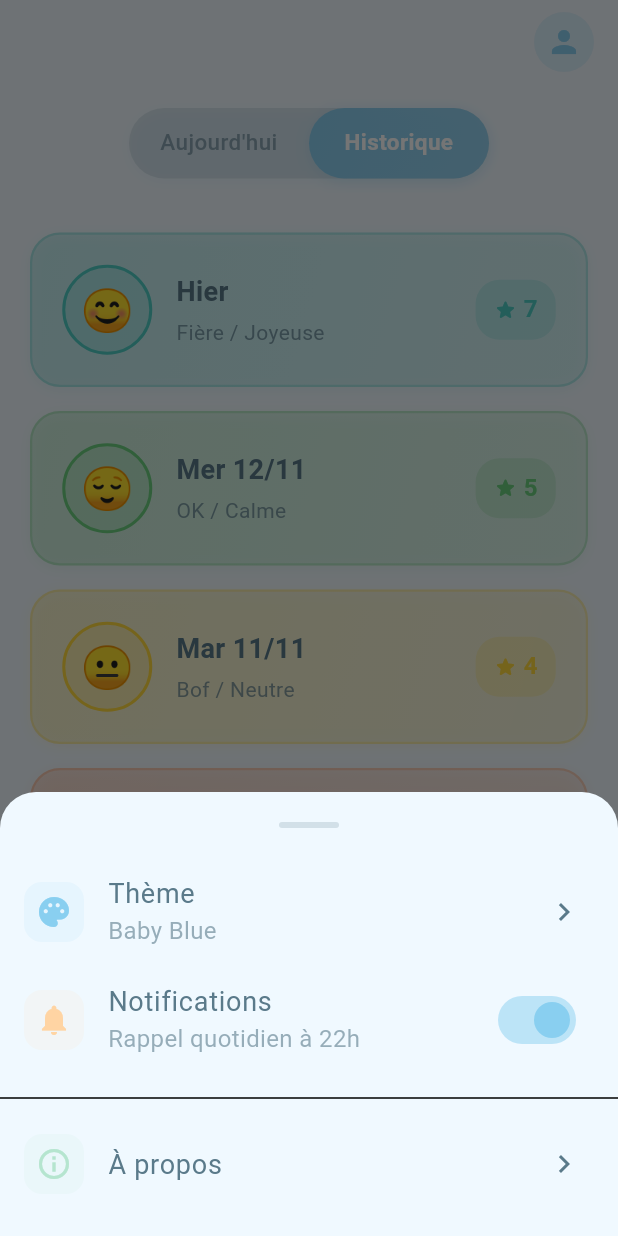
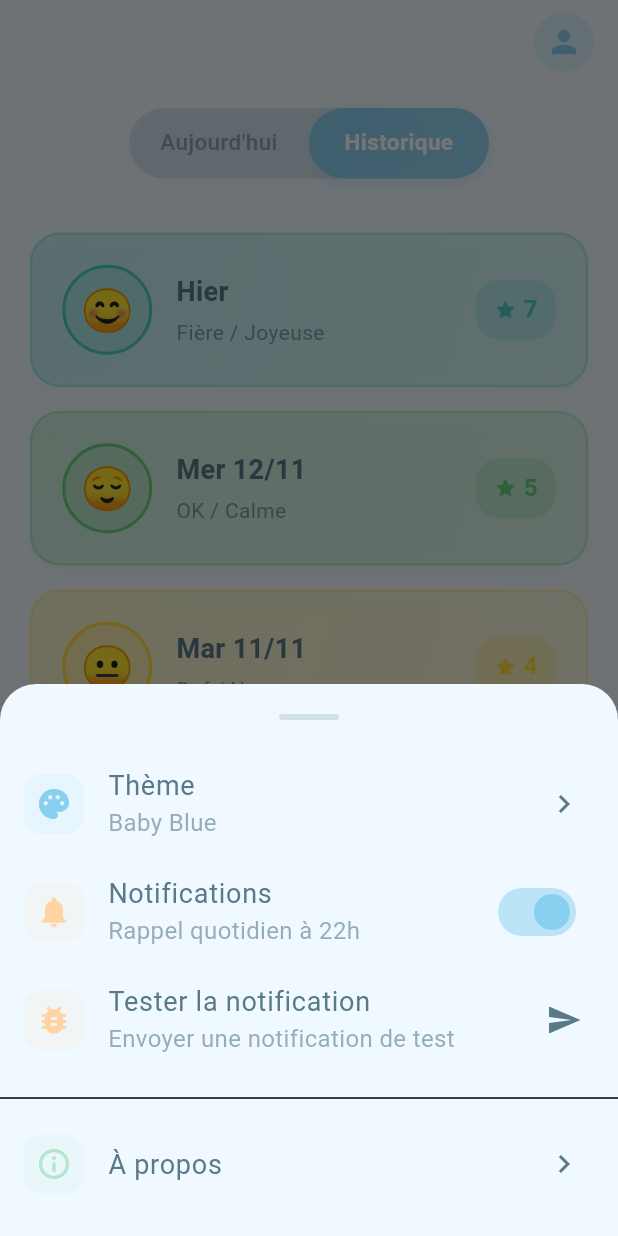
Before and after one commit to rachiddaoud/silva, a Flutter app: the screen it shows after launch, after a tap on "Historique", after a tap on the "person" icon, on a phone screen of 412 x 824 dp. Run offline on Flutter 3.47's test engine with Material 3 defaults, Android fonts, the phone set to English and light mode, and no system bars; our stand-ins replace flutter_local_notifications, google_fonts, share_plus, shared_preferences, timezone.

Commit message:
Enhance app functionality with new features and dependencies. Added Google Fonts for improved typography, integrated notification handling with a callback for navigation, and implemented preferences for resetting victories. Updated AndroidManifest for alarm permissions and added a wireless debugging guide. Refactored HomeScreen to manage notifications and victories more effectively.

```diff
--- /dev/null
+++ b/lib/app_navigator.dart
@@ -0,0 +1,4 @@
+import 'package:flutter/material.dart';
+
+// Global key pour la navigation depuis les notifications
+final GlobalKey<NavigatorState> navigatorKey = GlobalKey<NavigatorState>();
--- a/lib/main.dart
+++ b/lib/main.dart
@@ -3,6 +3,7 @@ import 'screens/home_screen.dart';
 import 'models/theme_config.dart';
 import 'services/preferences_service.dart';
 import 'services/notification_service.dart';
+import 'app_navigator.dart';
 
 void main() async {
   WidgetsFlutterBinding.ensureInitialized();
@@ -50,6 +51,7 @@ class _MyAppState extends State<MyApp> {
     final themeConfig = ThemeConfig.themes[_currentTheme]!;
 
     return MaterialApp(
+      navigatorKey: navigatorKey,
       title: 'Mes Petits Pas',
       theme: themeConfig.toThemeData(),
       home: HomeScreen(
--- a/lib/screens/home_screen.dart
+++ b/lib/screens/home_screen.dart
@@ -1,4 +1,5 @@
 import 'package:flutter/material.dart';
+import 'package:google_fonts/google_fonts.dart';
 import '../models/victory_card.dart';
 import '../models/emotion.dart';
 import '../models/theme_config.dart';
@@ -7,6 +8,9 @@ import 'day_completion_screen.dart';
 import '../widgets/today_history_toggle.dart';
 import '../widgets/history_view.dart';
 import '../widgets/profile_menu.dart';
+import '../services/preferences_service.dart';
+import '../services/notification_service.dart';
+import '../app_navigator.dart';
 
 class HomeScreen extends StatefulWidget {
   final AppTheme currentTheme;
@@ -22,7 +26,7 @@ class HomeScreen extends StatefulWidget {
   State<HomeScreen> createState() => _HomeScreenState();
 }
 
-class _HomeScreenState extends State<HomeScreen> {
+class _HomeScreenState extends State<HomeScreen> with WidgetsBindingObserver {
   late List<VictoryCard> _victories;
   late PageController _pageController;
   ViewMode _currentView = ViewMode.today;
@@ -35,15 +39,59 @@ class _HomeScreenState extends State<HomeScreen> {
   @override
   void initState() {
     super.initState();
+    WidgetsBinding.instance.addObserver(this);
     _victories = VictoryCard.getDefaultVictories();
     _pageController = PageController(initialPage: 0);
+    _checkAndResetVictories();
+    _setupNotificationCallback();
+  }
+
+  void _setupNotificationCallback() {
+    // Définir le callback pour gérer les clics sur les notifications
+    NotificationService.onNotificationTappedCallback = () {
+      // Naviguer vers l'écran de complétion avec les victoires actuelles
+      final navigator = navigatorKey.currentState;
+      if (navigator != null && mounted) {
+        navigator.push(
+          MaterialPageRoute(
+            builder: (context) => DayCompletionScreen(
+              victories: _victories,
+              onComplete: _completeDay,
+            ),
+          ),
+        );
+      }
+    };
   }
 
   @override
   void dispose() {
+    WidgetsBinding.instance.removeObserver(this);
     _pageController.dispose();
+    // Nettoyer le callback
+    NotificationService.onNotificationTappedCallback = null;
     super.dispose();
   }
+
+  @override
+  void didChangeAppLifecycleState(AppLifecycleState state) {
+    super.didChangeAppLifecycleState(state);
+    // Vérifier si on doit réinitialiser quand l'app revient au premier plan
+    if (state == AppLifecycleState.resumed) {
+      _checkAndResetVictories();
+    }
+  }
+
+  Future<void> _checkAndResetVictories() async {
+    final shouldReset = await PreferencesService.shouldResetVictories();
+    if (shouldReset && mounted) {
+      setState(() {
+        _victories = VictoryCard.getDefaultVictories();
+      });
+      await PreferencesService.setLastResetDate(DateTime.now());
+    }
+  }
+
 
   void _onViewModeChanged(ViewMode mode) {
     setState(() {
@@ -96,10 +144,8 @@ class _HomeScreenState extends State<HomeScreen> {
     final accomplishedCount =
         _victories.where((v) => v.isAccomplished).length;
 
-    // Réinitialiser toutes les cartes
-    setState(() {
-      _victories = VictoryCard.getDefaultVictories();
-    });
+    // Ne pas réinitialiser les victoires - elles seront réinitialisées à minuit
+    // Les victoires restent telles quelles après avoir terminé la journée
 
     // Afficher le message de félicitations
     if (mounted) {
@@ -143,54 +189,62 @@ class _HomeScreenState extends State<HomeScreen> {
         children: [
           // Citation du jour
           Container(
-            padding: const EdgeInsets.all(24),
+            padding: const EdgeInsets.symmetric(horizontal: 12, vertical: 14),
             margin: const EdgeInsets.only(bottom: 24),
             decoration: BoxDecoration(
               gradient: LinearGradient(
                 begin: Alignment.topLeft,
                 end: Alignment.bottomRight,
                 colors: [
-                  Colors.white,
-                  theme.colorScheme.surface,
+                  theme.colorScheme.primary.withValues(alpha: 0.08),
+                  theme.colorScheme.secondary.withValues(alpha: 0.05),
                 ],
               ),
               borderRadius: BorderRadius.circular(24),
+              border: Border.all(
+                color: theme.colorScheme.primary.withValues(alpha: 0.2),
+                width: 2,
+              ),
               boxShadow: [
                 BoxShadow(
-                  color: theme.colorScheme.primary.withValues(alpha: 0.15),
-                  blurRadius: 12,
+                  color: theme.colorScheme.primary.withValues(alpha: 0.12),
+                  blurRadius: 16,
                   offset: const Offset(0, 4),
+                  spreadRadius: 0,
                 ),
               ],
             ),
-            child: Row(
-              children: [
-                Icon(
-                  Icons.favorite,
-                  color: theme.colorScheme.error,
-                  size: 24,
+            child: RichText(
+              text: TextSpan(
+                style: GoogleFonts.greatVibes(
+                  fontSize: 32,
+                  fontWeight: FontWeight.w400,
+                  color: theme.colorScheme.onSurface,
+                  height: 0.9,
+                  letterSpacing: 0.5,
                 ),
-                const SizedBox(width: 12),
-                Expanded(
-                  child: Text(
-                    _currentQuote,
-                    textAlign: TextAlign.center,
-                    style: TextStyle(
-                      fontSize: 18,
-                      fontStyle: FontStyle.italic,
-                      color: theme.colorScheme.onSurface,
-                      height: 1.6,
+                children: [
+                  TextSpan(
+                    text: '❝ ',
+                    style: GoogleFonts.greatVibes(
+                      fontSize: 50,
                       fontWeight: FontWeight.w400,
+                      color: theme.colorScheme.primary,
                     ),
                   ),
-                ),
-                const SizedBox(width: 12),
-                Icon(
-                  Icons.favorite,
-                  color: theme.colorScheme.error,
-                  size: 24,
-                ),
-              ],
+                  TextSpan(
+                    text: _currentQuote,
+                  ),
+                  TextSpan(
+                    text: ' ❞',
+                    style: GoogleFonts.greatVibes(
+                      fontSize: 50,
+                      fontWeight: FontWeight.w400,
+                      color: theme.colorScheme.primary,
+                    ),
+                  ),
+                ],
+              ),
             ),
           ),
           // Titre Victoires
--- a/lib/services/preferences_service.dart
+++ b/lib/services/preferences_service.dart
@@ -5,6 +5,7 @@ class PreferencesService {
   static const String _themeKey = 'selected_theme';
   static const String _notificationsEnabledKey = 'notifications_enabled';
   static const String _historyKey = 'day_history';
+  static const String _lastResetDateKey = 'last_reset_date';
 
   // Thème
   static Future<AppTheme> getTheme() async {
@@ -45,4 +46,28 @@ class PreferencesService {
     // Future: sérialiser en JSON et sauvegarder avec SharedPreferences
     // Pour l'instant, on ne sauvegarde pas vraiment
   }
+
+  // Date de dernière réinitialisation des victoires
+  static Future<DateTime?> getLastResetDate() async {
+    final prefs = await SharedPreferences.getInstance();
+    final dateString = prefs.getString(_lastResetDateKey);
+    if (dateString == null) return null;
+    return DateTime.parse(dateString);
+  }
+
+  static Future<void> setLastResetDate(DateTime date) async {
+    final prefs = await SharedPreferences.getInstance();
+    await prefs.setString(_lastResetDateKey, date.toIso8601String());
+  }
+
+  static Future<bool> shouldResetVictories() async {
+    final lastReset = await getLastResetDate();
+    if (lastReset == null) return true;
+
+    final now = DateTime.now();
+    // Vérifier si on est passé à un nouveau jour
+    return now.year != lastReset.year ||
+        now.month != lastReset.month ||
+        now.day != lastReset.day;
+  }
 }
--- a/lib/widgets/profile_menu.dart
+++ b/lib/widgets/profile_menu.dart
@@ -197,6 +197,41 @@ class _ProfileMenuState extends State<ProfileMenu> {
               activeThumbColor: theme.colorScheme.primary,
             ),
           ),
+          // Test de notification
+          ListTile(
+            leading: Container(
+              padding: const EdgeInsets.all(8),
+              decoration: BoxDecoration(
+                color: theme.colorScheme.secondary.withValues(alpha: 0.1),
+                borderRadius: BorderRadius.circular(12),
+              ),
+              child: Icon(
+                Icons.bug_report,
+                color: theme.colorScheme.secondary,
+              ),
+            ),
+            title: const Text('Tester la notification'),
+            subtitle: Text(
+              'Envoyer une notification de test',
+              style: TextStyle(
+                color: theme.colorScheme.onSurface.withValues(alpha: 0.6),
+              ),
+            ),
+            trailing: const Icon(Icons.send),
+            onTap: () async {
+              await NotificationService.showTestNotification();
+              if (context.mounted) {
+                ScaffoldMessenger.of(context).showSnackBar(
+                  SnackBar(
+                    content: const Text('Notification de test envoyée !'),
+                    backgroundColor: theme.colorScheme.secondary,
+                    behavior: SnackBarBehavior.floating,
+                    duration: const Duration(seconds: 2),
+                  ),
+                );
+              }
+            },
+          ),
           const Divider(height: 32),
           // À propos (optionnel)
           ListTile(
--- a/pubspec.yaml
+++ b/pubspec.yaml
@@ -38,6 +38,7 @@ dependencies:
   shared_preferences: ^2.2.2
   timezone: ^0.9.4
   share_plus: ^10.0.2
+  google_fonts: ^6.2.1
 
 dev_dependencies:
   flutter_test:
```
Also changed, not shown: lib/services/notification_service.dart (+56 -1 lines), lib/models/victory_card.dart (line endings or trailing spaces), pubspec.lock, 3 other files.
